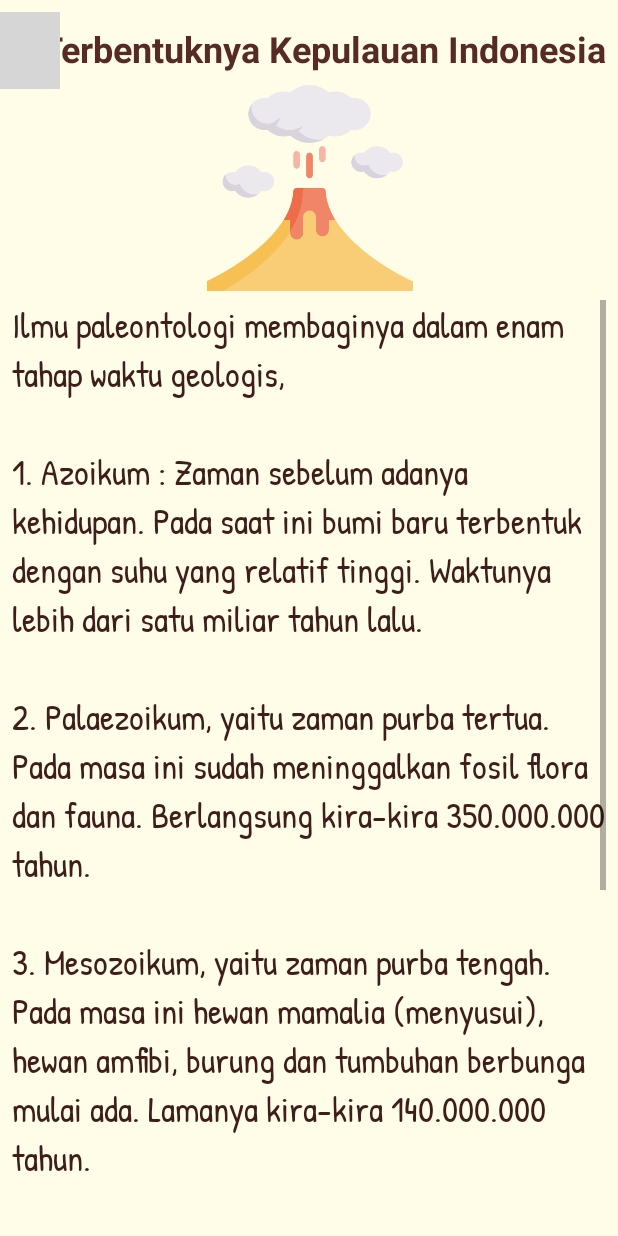
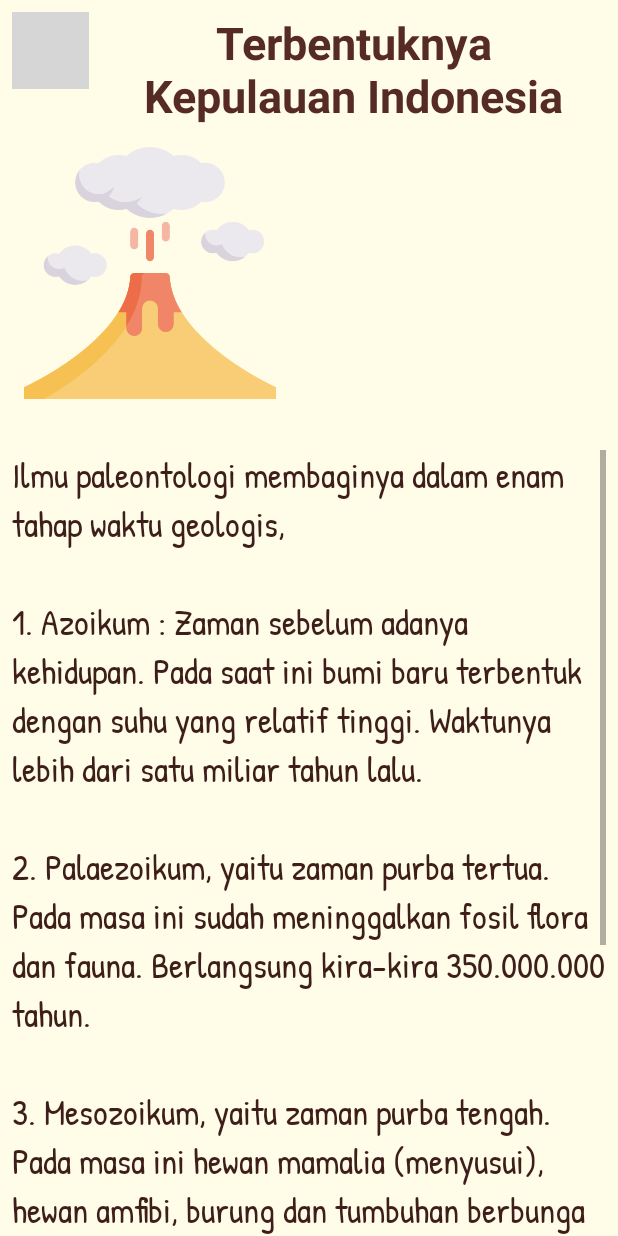
Before and after one commit to Adam-Yogi/NeptunusFile, an Android app: the BabB screen opened directly, with no data from a screen before it, on a phone screen of 412 x 824 dp. Run offline under Robolectric (Android 15) with nearby library versions, the phone set to English and light mode, and no system bars; Roboto replaces fonts that are not available here; grey boxes are pictures that could not be loaded.

Commit message:
edit nambah jark dan tes

```diff
--- a/app/src/main/res/layout/activity_bab_b.xml
+++ b/app/src/main/res/layout/activity_bab_b.xml
@@ -11,8 +11,8 @@
         android:id="@+id/back_2"
         android:layout_width="51dp"
         android:layout_height="51dp"
+        android:layout_marginStart="8dp"
         android:layout_marginTop="8dp"
-        app:layout_constraintEnd_toStartOf="@+id/textView4"
         app:layout_constraintStart_toStartOf="parent"
         app:layout_constraintTop_toTopOf="parent"
         app:srcCompat="@drawable/arrow" />
@@ -21,10 +21,10 @@
         android:id="@+id/scrollView2"
         android:layout_width="0dp"
         android:layout_height="wrap_content"
-        android:layout_marginTop="200dp"
+        android:layout_marginTop="300dp"
         android:paddingLeft="8dp"
-        android:paddingBottom="200dp"
         android:paddingRight="8dp"
+        android:paddingBottom="300dp"
         app:layout_constraintEnd_toEndOf="parent"
         app:layout_constraintStart_toStartOf="parent"
         app:layout_constraintTop_toTopOf="parent">
@@ -41,26 +41,27 @@
 
     <ImageView
         android:id="@+id/imageView"
-        android:layout_width="339dp"
-        android:layout_height="137dp"
-        android:layout_marginTop="8dp"
-        app:layout_constraintEnd_toEndOf="parent"
+        android:layout_width="168dp"
+        android:layout_height="197dp"
+        android:layout_marginStart="16dp"
+        android:layout_marginTop="24dp"
         app:layout_constraintStart_toStartOf="parent"
-        app:layout_constraintTop_toBottomOf="@+id/textView4"
+        app:layout_constraintTop_toBottomOf="@+id/back_2"
         app:srcCompat="@drawable/volcano" />
 
     <TextView
         android:id="@+id/textView4"
-        android:layout_width="wrap_content"
-        android:layout_height="wrap_content"
-        android:layout_marginTop="16dp"
-        android:layout_marginEnd="8dp"
+        android:layout_width="290dp"
+        android:layout_height="77dp"
+        android:layout_marginTop="8dp"
         android:fontFamily="@font/chewy"
         android:text="Terbentuknya Kepulauan Indonesia"
+        android:textAlignment="center"
         android:textColor="#562B25"
-        android:textSize="24sp"
+        android:textSize="30sp"
         android:textStyle="bold"
         app:layout_constraintEnd_toEndOf="parent"
+        app:layout_constraintStart_toEndOf="@+id/back_2"
         app:layout_constraintTop_toTopOf="parent" />
 
 </androidx.constraintlayout.widget.ConstraintLayout>
--- a/app/src/main/res/values/strings.xml
+++ b/app/src/main/res/values/strings.xml
@@ -4,7 +4,7 @@
     <string name="judul_app">Human Revolution</string>
 
     <string name="materi_a">
-        "       Pra-aksara berasal dari dua kata, yakni pra yang berarti sebelum dan aksara yang berarti tulisan.
+        "       tes Pra-aksara berasal dari dua kata, yakni pra yang berarti sebelum dan aksara yang berarti tulisan.
 
         Dengan demikian, zaman pra-aksara adalah masa kehidupan manusia sebelum mengenal tulisan. Disebut juga zaman Nirleka (Nir = tanpa, leka = tulisan).
 
```
Also changed, not shown: app/src/main/res/layout/activity_bab_a.xml (+8 -7 lines), app/src/main/res/layout/activity_bab_c.xml (+7 -8 lines), app/src/main/res/layout/activity_bab_d.xml (+7 -7 lines), app/src/main/res/layout/activity_bab_e.xml (+11 -10 lines).
